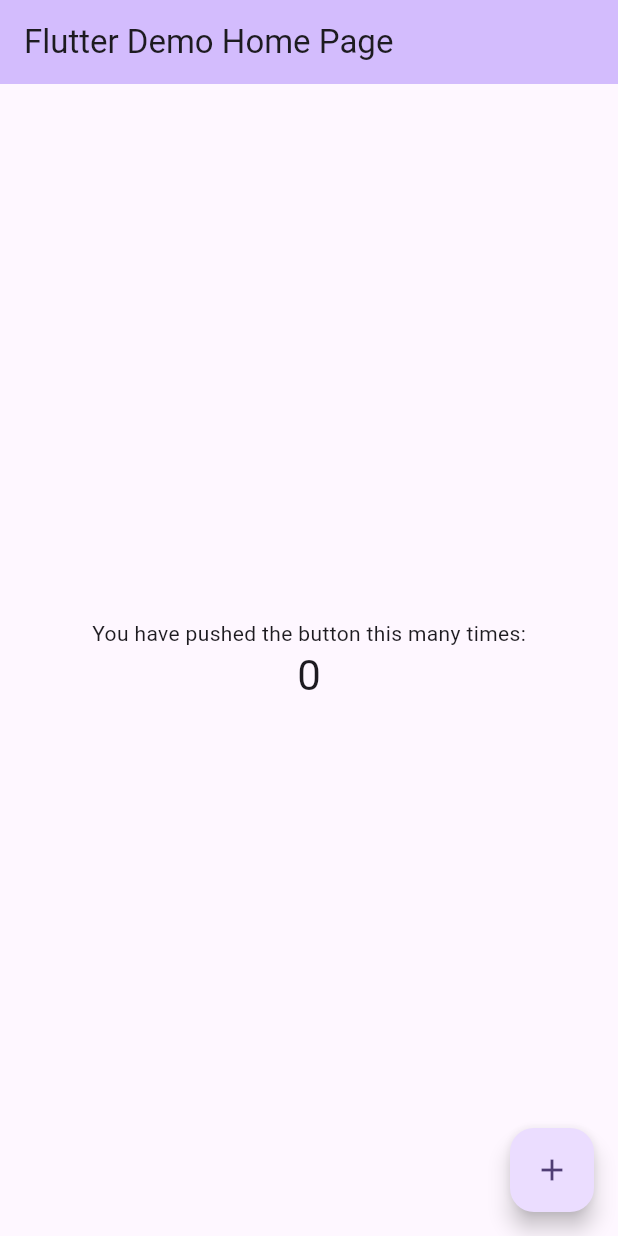
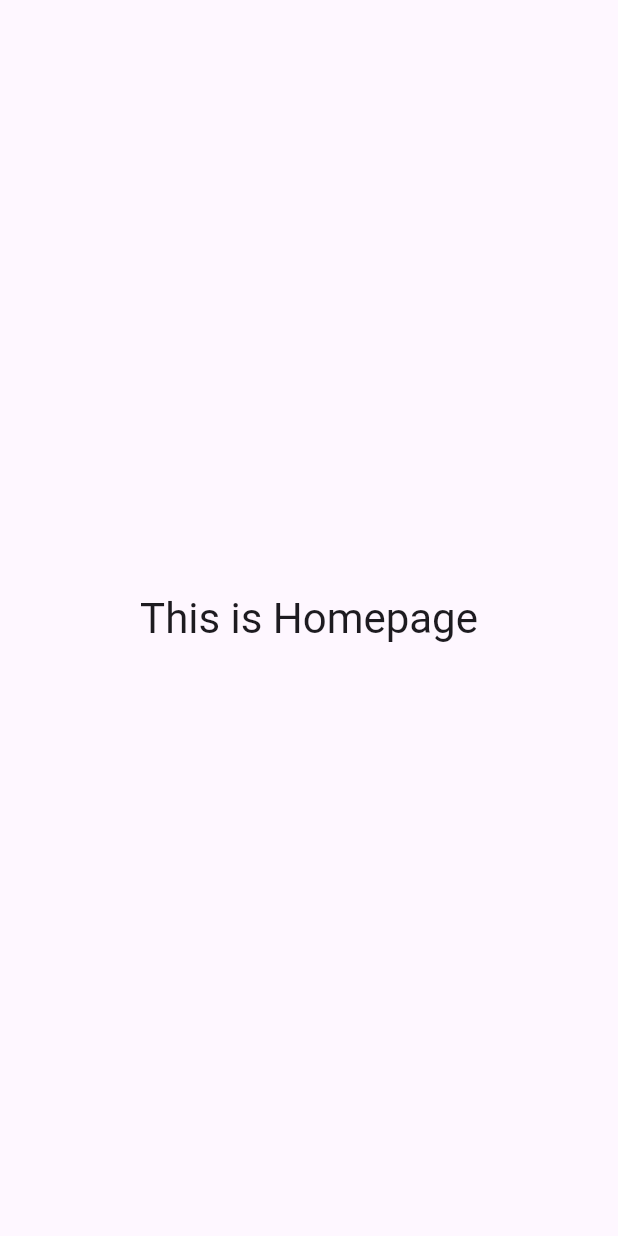
Before and after one commit to ChiekoN/Flutter-go_router, a Flutter app: the screen it shows after launch, on a phone screen of 412 x 824 dp. Run offline on Flutter 3.47's test engine with Material 3 defaults, Android fonts, the light colour scheme and no system bars; our stand-ins replace go_router, universal_platform; missing offline and left inert: desktop_window.

Commit message:
define go_route setting and add to MyApp

```diff
--- a/lib/main.dart
+++ b/lib/main.dart
@@ -1,6 +1,8 @@
 import 'package:flutter/material.dart';
 import 'package:desktop_window/desktop_window.dart';
 import 'package:universal_platform/universal_platform.dart';
+
+import 'src/shared/app.dart';
 
 Future setDesktopWindow() async {
   await DesktopWindow.setWindowSize(const Size(412, 983));
@@ -15,120 +17,3 @@ void main() {
 
   runApp(const MyApp());
 }
-
-class MyApp extends StatelessWidget {
-  const MyApp({super.key});
-
-  // This widget is the root of your application.
-  @override
-  Widget build(BuildContext context) {
-    return MaterialApp(
-      title: 'Flutter Demo',
-      theme: ThemeData(
-        // This is the theme of your application.
-        //
-        // TRY THIS: Try running your application with "flutter run". You'll see
-        // the application has a purple toolbar. Then, without quitting the app,
-        // try changing the seedColor in the colorScheme below to Colors.green
-        // and then invoke "hot reload" (save your changes or press the "hot
-        // reload" button in a Flutter-supported IDE, or press "r" if you used
-        // the command line to start the app).
-        //
-        // Notice that the counter didn't reset back to zero; the application
-        // state is not lost during the reload. To reset the state, use hot
-        // restart instead.
-        //
-        // This works for code too, not just values: Most code changes can be
-        // tested with just a hot reload.
-        colorScheme: ColorScheme.fromSeed(seedColor: Colors.deepPurple),
-      ),
-      home: const MyHomePage(title: 'Flutter Demo Home Page'),
-    );
-  }
-}
-
-class MyHomePage extends StatefulWidget {
-  const MyHomePage({super.key, required this.title});
-
-  // This widget is the home page of your application. It is stateful, meaning
-  // that it has a State object (defined below) that contains fields that affect
-  // how it looks.
-
-  // This class is the configuration for the state. It holds the values (in this
-  // case the title) provided by the parent (in this case the App widget) and
-  // used by the build method of the State. Fields in a Widget subclass are
-  // always marked "final".
-
-  final String title;
-
-  @override
-  State<MyHomePage> createState() => _MyHomePageState();
-}
-
-class _MyHomePageState extends State<MyHomePage> {
-  int _counter = 0;
-
-  void _incrementCounter() {
-    setState(() {
-      // This call to setState tells the Flutter framework that something has
-      // changed in this State, which causes it to rerun the build method below
-      // so that the display can reflect the updated values. If we changed
-      // _counter without calling setState(), then the build method would not be
-      // called again, and so nothing would appear to happen.
-      _counter++;
-    });
-  }
-
-  @override
-  Widget build(BuildContext context) {
-    // This method is rerun every time setState is called, for instance as done
-    // by the _incrementCounter method above.
-    //
-    // The Flutter framework has been optimized to make rerunning build methods
-    // fast, so that you can just rebuild anything that needs updating rather
-    // than having to individually change instances of widgets.
-    return Scaffold(
-      appBar: AppBar(
-        // TRY THIS: Try changing the color here to a specific color (to
-        // Colors.amber, perhaps?) and trigger a hot reload to see the AppBar
-        // change color while the other colors stay the same.
-        backgroundColor: Theme.of(context).colorScheme.inversePrimary,
-        // Here we take the value from the MyHomePage object that was created by
-        // the App.build method, and use it to set our appbar title.
-        title: Text(widget.title),
-      ),
-      body: Center(
-        // Center is a layout widget. It takes a single child and positions it
-        // in the middle of the parent.
-        child: Column(
-          // Column is also a layout widget. It takes a list of children and
-          // arranges them vertically. By default, it sizes itself to fit its
-          // children horizontally, and tries to be as tall as its parent.
-          //
-          // Column has various properties to control how it sizes itself and
-          // how it positions its children. Here we use mainAxisAlignment to
-          // center the children vertically; the main axis here is the vertical
-          // axis because Columns are vertical (the cross axis would be
-          // horizontal).
-          //
-          // TRY THIS: Invoke "debug painting" (choose the "Toggle Debug Paint"
-          // action in the IDE, or press "p" in the console), to see the
-          // wireframe for each widget.
-          mainAxisAlignment: MainAxisAlignment.center,
-          children: <Widget>[
-            const Text('You have pushed the button this many times:'),
-            Text(
-              '$_counter',
-              style: Theme.of(context).textTheme.headlineMedium,
-            ),
-          ],
-        ),
-      ),
-      floatingActionButton: FloatingActionButton(
-        onPressed: _incrementCounter,
-        tooltip: 'Increment',
-        child: const Icon(Icons.add),
-      ), // This trailing comma makes auto-formatting nicer for build methods.
-    );
-  }
-}
--- /dev/null
+++ b/lib/src/shared/app.dart
@@ -0,0 +1,135 @@
+import 'package:flutter/material.dart';
+
+import 'package:go_router/go_router.dart';
+import 'router.dart';
+
+/*
+final _router = GoRouter(
+  routes: [
+    GoRoute(
+      path: '/',
+      builder: (context, state) => HomeScreen(),
+    ),
+  ],
+);
+*/
+
+
+class MyApp extends StatelessWidget {
+  const MyApp({super.key});
+
+  // This widget is the root of your application.
+  @override
+  Widget build(BuildContext context) {
+    return MaterialApp.router(
+      title: 'Flutter Demo',
+      theme: ThemeData(
+        // This is the theme of your application.
+        //
+        // TRY THIS: Try running your application with "flutter run". You'll see
+        // the application has a purple toolbar. Then, without quitting the app,
+        // try changing the seedColor in the colorScheme below to Colors.green
+        // and then invoke "hot reload" (save your changes or press the "hot
+        // reload" button in a Flutter-supported IDE, or press "r" if you used
+        // the command line to start the app).
+        //
+        // Notice that the counter didn't reset back to zero; the application
+        // state is not lost during the reload. To reset the state, use hot
+        // restart instead.
+        //
+        // This works for code too, not just values: Most code changes can be
+        // tested with just a hot reload.
+        colorScheme: ColorScheme.fromSeed(seedColor: Colors.deepPurple),
+      ),
+      //home: const MyHomePage(title: 'Flutter Demo Home Page'),
+      routerConfig: appRouter,
+    );
+  }
+}
+
+
+class MyHomePage extends StatefulWidget {
+  const MyHomePage({super.key, required this.title});
+
+  // This widget is the home page of your application. It is stateful, meaning
+  // that it has a State object (defined below) that contains fields that affect
+  // how it looks.
+
+  // This class is the configuration for the state. It holds the values (in this
+  // case the title) provided by the parent (in this case the App widget) and
+  // used by the build method of the State. Fields in a Widget subclass are
+  // always marked "final".
+
+  final String title;
+
+  @override
+  State<MyHomePage> createState() => _MyHomePageState();
+}
+
+class _MyHomePageState extends State<MyHomePage> {
+  int _counter = 0;
+
+  void _incrementCounter() {
+    setState(() {
+      // This call to setState tells the Flutter framework that something has
+      // changed in this State, which causes it to rerun the build method below
+      // so that the display can reflect the updated values. If we changed
+      // _counter without calling setState(), then the build method would not be
+      // called again, and so nothing would appear to happen.
+      _counter++;
+    });
+  }
+
+  @override
+  Widget build(BuildContext context) {
+    // This method is rerun every time setState is called, for instance as done
+    // by the _incrementCounter method above.
+    //
+    // The Flutter framework has been optimized to make rerunning build methods
+    // fast, so that you can just rebuild anything that needs updating rather
+    // than having to individually change instances of widgets.
+    return Scaffold(
+      appBar: AppBar(
+        // TRY THIS: Try changing the color here to a specific color (to
+        // Colors.amber, perhaps?) and trigger a hot reload to see the AppBar
+        // change color while the other colors stay the same.
+        backgroundColor: Theme.of(context).colorScheme.inversePrimary,
+        // Here we take the value from the MyHomePage object that was created by
+        // the App.build method, and use it to set our appbar title.
+        title: Text(widget.title),
+      ),
+      body: Center(
+        // Center is a layout widget. It takes a single child and positions it
+        // in the middle of the parent.
+        child: Column(
+          // Column is also a layout widget. It takes a list of children and
+          // arranges them vertically. By default, it sizes itself to fit its
+          // children horizontally, and tries to be as tall as its parent.
+          //
+          // Column has various properties to control how it sizes itself and
+          // how it positions its children. Here we use mainAxisAlignment to
+          // center the children vertically; the main axis here is the vertical
+          // axis because Columns are vertical (the cross axis would be
+          // horizontal).
+          //
+          // TRY THIS: Invoke "debug painting" (choose the "Toggle Debug Paint"
+          // action in the IDE, or press "p" in the console), to see the
+          // wireframe for each widget.
+          mainAxisAlignment: MainAxisAlignment.center,
+          children: <Widget>[
+            const Text('You have pushed the button this many times:'),
+            Text(
+              '$_counter',
+              style: Theme.of(context).textTheme.headlineMedium,
+            ),
+          ],
+        ),
+      ),
+      floatingActionButton: FloatingActionButton(
+        onPressed: _incrementCounter,
+        tooltip: 'Increment',
+        child: const Icon(Icons.add),
+      ), // This trailing comma makes auto-formatting nicer for build methods.
+    );
+  }
+}
--- /dev/null
+++ b/lib/src/shared/router.dart
@@ -0,0 +1,56 @@
+import 'package:flutter/material.dart';
+import 'package:go_router/go_router.dart';
+
+final appRouter = GoRouter(
+  routes: [
+    GoRoute(
+      path: '/',
+      builder: (context, state) => HomeScreen(),
+      routes: [
+        GoRoute(
+          path: 'details/:index',
+          builder: (context, state) => DateDetail(id: state.pathParameters['index']),
+        ),
+        GoRoute(
+          path: 'add',
+          builder: (context, state) => NewDate(),
+        ),
+      ],
+    ),
+    GoRoute(
+      path: '/history',
+      builder: (context, state) => HistoryList(),
+    ),
+  ],
+);
+
+
+//
+// TODO: Go to pages later
+//
+class HomeScreen extends StatefulWidget {
+  const HomeScreen({super.key});
+
+  @override
+  State<HomeScreen> createState() => _HomeScreenState();
+}
+
+class _HomeScreenState extends State<HomeScreen> {
+
+  @override
+  Widget build(BuildContext context) {
+    return Scaffold(
+      body: Center(
+        child: Column(
+          mainAxisAlignment: MainAxisAlignment.center,
+          children: <Widget>[
+            Text(
+              'This is Homepage',
+              style: Theme.of(context).textTheme.headlineMedium,
+            ),
+          ],
+        ),
+      ),
+    );
+  }
+}
```
